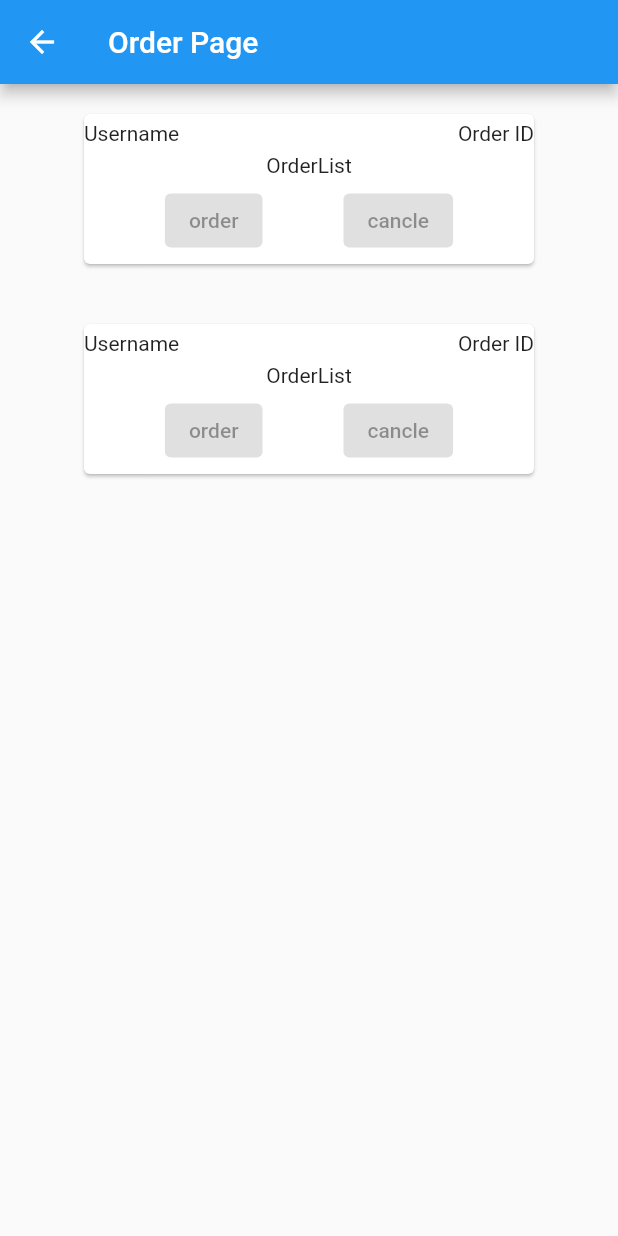
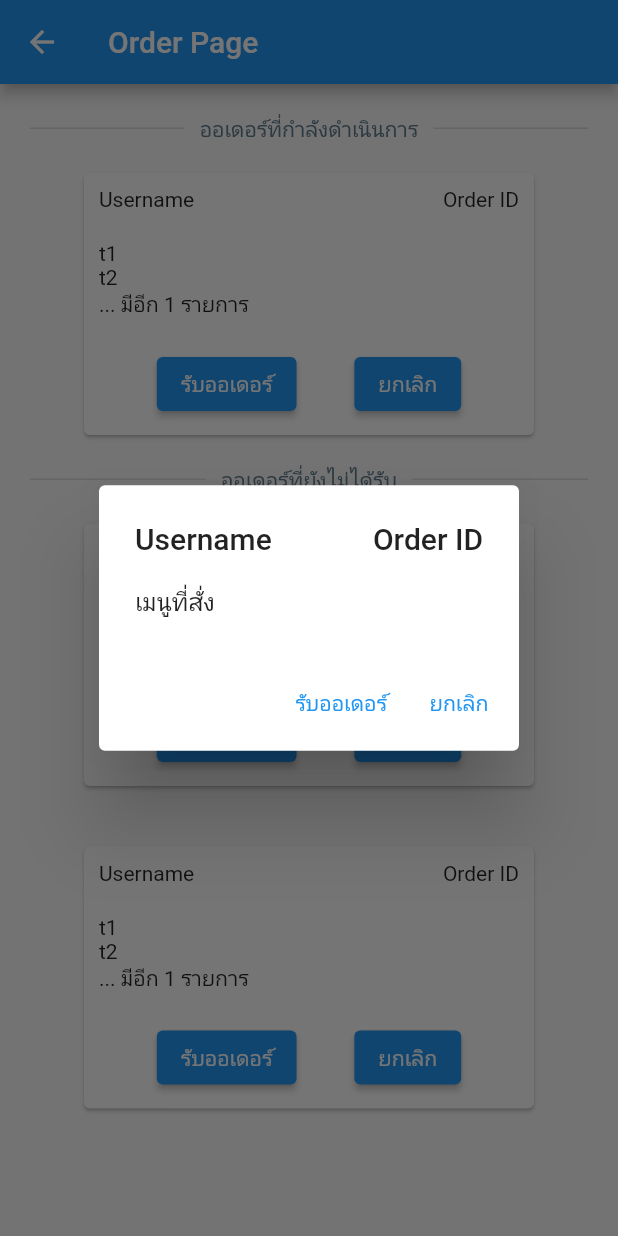
Before and after one commit to kaluvic/pak-cafe, a Flutter app: the OrderPage screen opened directly, after a tap on "Username", on a phone screen of 412 x 824 dp. Run offline on Flutter 3.47's test engine with Material 2 defaults, Android fonts, the phone set to English and light mode, and no system bars.

Commit message:
update order card

```diff
--- a/admin/lib/pages/order_page.dart
+++ b/admin/lib/pages/order_page.dart
@@ -15,13 +15,66 @@ class _OrderPageState extends State<OrderPage> {
   Widget build(BuildContext context) {
     return Scaffold(
       appBar: AppBar(title: const Text('Order Page')),
-      body: Center(
-        child: Column(
-          children: const [
-            OrderCardWidget(),
-            OrderCardWidget(),
-          ],
-        )
+      body: SingleChildScrollView(
+        child: Container(
+            margin: EdgeInsets.only(top: 20.0, bottom: 20.0),
+            child: Column(
+              children: [
+                Row(
+                  mainAxisAlignment: MainAxisAlignment.center,
+                  children: const [
+                    Expanded(
+                      child: Divider(
+                        indent: 20.0,
+                        endIndent: 10.0,
+                        thickness: 1,
+                      ),
+                    ),
+                    Text(
+                      "ออเดอร์ที่กำลังดำเนินการ",
+                      style: TextStyle(color: Colors.blueGrey),
+                    ),
+                    Expanded(
+                      child: Divider(
+                        indent: 10.0,
+                        endIndent: 20.0,
+                        thickness: 1,
+                      ),
+                    ),
+                  ],
+                ),
+
+                const OrderCardWidget(),
+
+                Row(
+                  mainAxisAlignment: MainAxisAlignment.center,
+                  children: const [
+                    Expanded(
+                      child: Divider(
+                        indent: 20.0,
+                        endIndent: 10.0,
+                        thickness: 1,
+                      ),
+                    ),
+                    Text(
+                      "ออเดอร์ที่ยังไม่ได้รับ",
+                      style: TextStyle(color: Colors.blueGrey),
+                    ),
+                    Expanded(
+                      child: Divider(
+                        indent: 10.0,
+                        endIndent: 20.0,
+                        thickness: 1,
+                      ),
+                    ),
+                  ],
+                ),
+
+                const OrderCardWidget(),
+                const OrderCardWidget(),
+
+              ],
+            )),
       ),
     );
   }
--- a/admin/lib/widgets/order_card.dart
+++ b/admin/lib/widgets/order_card.dart
@@ -1,7 +1,15 @@
 import 'package:flutter/material.dart';
 
-class OrderCardWidget extends StatelessWidget {
+class OrderCardWidget extends StatefulWidget {
   const OrderCardWidget({super.key});
+
+  @override
+  State<OrderCardWidget> createState() => _OrderCardWidgetState();
+}
+
+class _OrderCardWidgetState extends State<OrderCardWidget> {
+  List<String> menuList = ['t1', 't2', 't3'];
+
   @override
   Widget build(BuildContext context) {
     return Center(
@@ -10,15 +18,10 @@ class OrderCardWidget extends StatelessWidget {
         clipBehavior: Clip.hardEdge,
         child: InkWell(
           splashColor: Colors.blue.withAlpha(30),
-          onTap: () {
-            debugPrint('Card tapped.');
-          },
-          child: SizedBox(
-            width: 300,
-            height: 100,
-            child: Column(mainAxisAlignment: MainAxisAlignment.spaceEvenly,
-              children: [
-                Row(
+          onTap: () => showDialog(
+            context: context,
+            builder: (BuildContext context) => AlertDialog(
+              title: Row(
                 mainAxisAlignment: MainAxisAlignment.spaceBetween,
                 children: const [
                   Text(
@@ -29,17 +32,57 @@ class OrderCardWidget extends StatelessWidget {
                   ),
                 ],
               ),
-                const Text("OrderList"),
+              content: const Text('เมนูที่สั่ง'),
+              actions: <Widget>[
+                TextButton(
+                  onPressed: () => Navigator.pop(context, 'รับออเดอร์'),
+                  child: const Text('รับออเดอร์'),
+                ),
+                TextButton(
+                  onPressed: () => Navigator.pop(context, 'ยกเลิก'),
+                  child: const Text('ยกเลิก'),
+                ),
+              ],
+            ),
+          ),
+          child: SizedBox(
+            width: 300,
+            child: Column(
+              mainAxisAlignment: MainAxisAlignment.spaceEvenly,
+              crossAxisAlignment: CrossAxisAlignment.start,
+              children: [
                 Container(
-
+                  margin: const EdgeInsets.all(10),
+                  child: Row(
+                    mainAxisAlignment: MainAxisAlignment.spaceBetween,
+                    children: const [
+                      Text(
+                        "Username",
+                      ),
+                      Text(
+                        "Order ID",
+                      ),
+                    ],
+                  ),
+                ),
+                Container(
+                  padding: const EdgeInsets.all(10),
+                  child: orderlist(menuList.length),
+                ),
+                Container(
+                  margin: const EdgeInsets.all(10),
                   child: Row(
                     mainAxisAlignment: MainAxisAlignment.spaceEvenly,
-                    children: const [
-                      ElevatedButton(onPressed: null, child: Text("order")),
-                      ElevatedButton(onPressed: null, child: Text("cancle")),
+                    children: [
+                      ElevatedButton(
+                        onPressed: () {},
+                        child: const Text("รับออเดอร์"),
+                      ),
+                      ElevatedButton(
+                          onPressed: () {}, child: const Text("ยกเลิก")),
                     ],
+                  ),
                 )
-                ),
               ],
             ),
           ),
@@ -47,4 +90,28 @@ class OrderCardWidget extends StatelessWidget {
       ),
     );
   }
+
+  orderlist(int range) {
+    if (range <= 2) {
+      if (range == 1) {
+        return Text(menuList[0]);
+      } else {
+        return Column(
+          children: [
+            Text(menuList[0]),
+            Text(menuList[1]),
+          ],
+        );
       }
+    } else {
+      return Column(
+        crossAxisAlignment: CrossAxisAlignment.start,
+        children: [
+          Text(menuList[0]),
+          Text(menuList[1]),
+          Text("... มีอีก ${range - 2} รายการ"),
+        ],
+      );
+    }
+  }
+}
```
Lines whose indentation alone changed are shown as unchanged.
